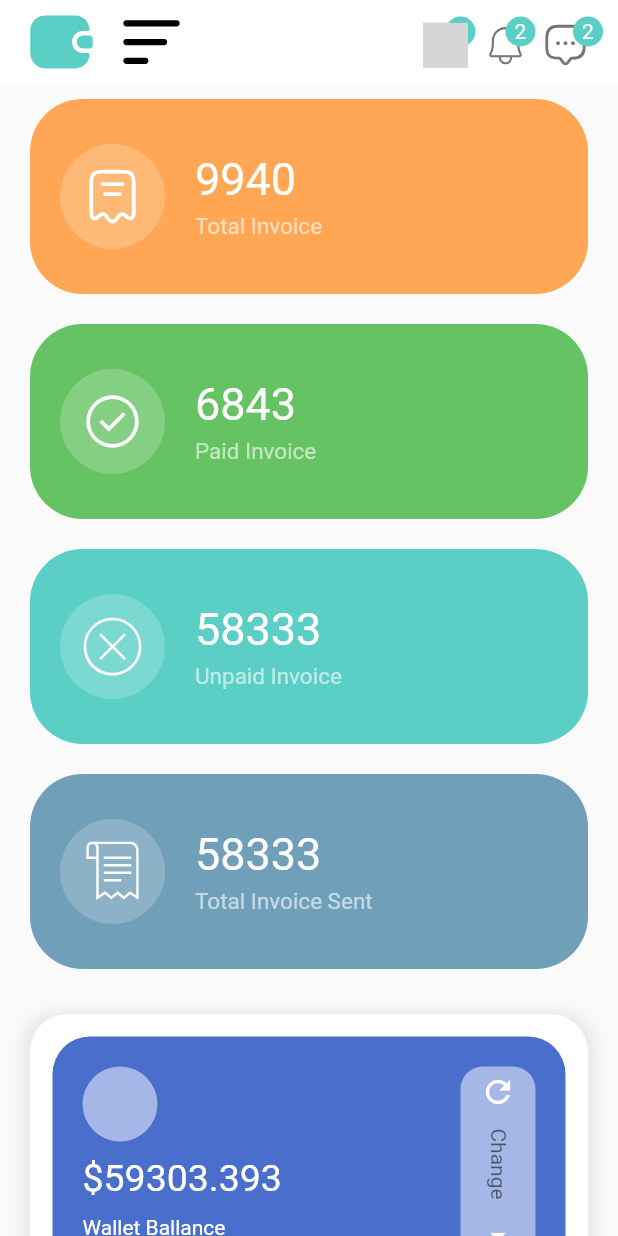
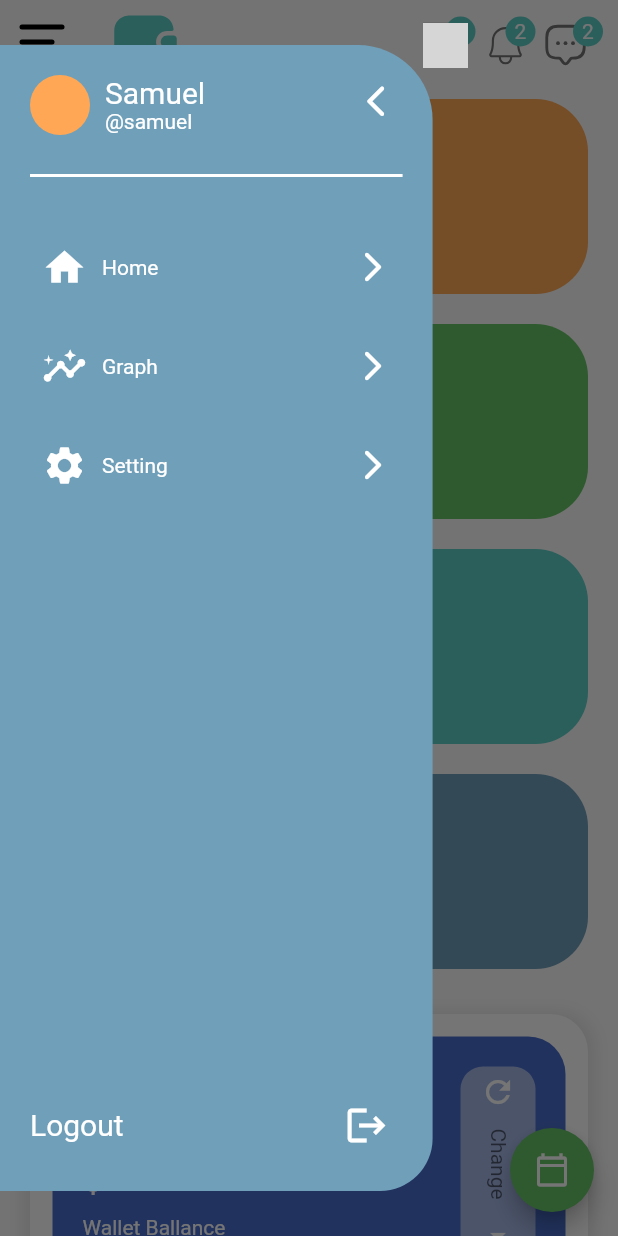
Before and after one commit to nanangpratama99/dompet-app, a Flutter app: the screen it shows after launch, with the side drawer open (before the commit the screen has no drawer), on a phone screen of 412 x 824 dp. Run offline on Flutter 3.47's test engine with Material 2 defaults, Android fonts, the light colour scheme and no system bars; our stand-ins replace flutter_svg; grey boxes are pictures that could not be loaded.

Commit message:
add drawer

```diff
--- a/dompet/lib/main.dart
+++ b/dompet/lib/main.dart
@@ -15,7 +15,7 @@ class MyApp extends StatelessWidget {
       debugShowCheckedModeBanner: false,
       title: 'Flutter Demo',
       theme: ThemeData(),
-      home: HomeScreen(),
+      home: const HomeScreen(),
     );
   }
 }
--- /dev/null
+++ b/dompet/lib/models/menu_model.dart
@@ -0,0 +1,36 @@
+import 'package:flutter/material.dart';
+
+class MenuModel {
+  final IconData icon, iconMore;
+  // ignore: non_constant_identifier_names
+  final String menuTitle;
+
+  bool isActive;
+
+  MenuModel({
+    required this.icon,
+    required this.iconMore,
+    required this.menuTitle,
+    required this.isActive,
+  });
+}
+
+List<MenuModel> menuData = [
+  MenuModel(
+    icon: Icons.home,
+    iconMore: Icons.arrow_forward_ios_rounded,
+    menuTitle: 'Home',
+    isActive: false,
+  ),
+  MenuModel(
+    icon: Icons.insights,
+    iconMore: Icons.arrow_forward_ios_rounded,
+    menuTitle: 'Graph',
+    isActive: false,
+  ),
+  MenuModel(
+      icon: Icons.settings,
+      iconMore: Icons.arrow_forward_ios_rounded,
+      menuTitle: 'Setting',
+      isActive: false),
+];
--- a/dompet/lib/screen/home_screen.dart
+++ b/dompet/lib/screen/home_screen.dart
@@ -1,26 +1,60 @@
 import 'package:dompet/models/model.dart';
-import 'package:dompet/screen/widgets/app_bar.dart';
 import 'package:dompet/screen/widgets/card_overview.dart';
+import 'package:dompet/screen/widgets/custom_drawer.dart';
 import 'package:dompet/screen/widgets/insight.dart';
 import 'package:dompet/screen/widgets/invoice_card.dart';
 import 'package:dompet/screen/widgets/notification.dart';
+import 'package:dompet/screen/widgets/quick_transfer.dart';
 import 'package:flutter/material.dart';
 import 'package:flutter_svg/flutter_svg.dart';
 
 import '../constant/constant.dart';
 
-class HomeScreen extends StatelessWidget {
-  final List<double> insightData = [0.4, 0.7, 0.5, 0.9, 0.4]; // Sample data
+class HomeScreen extends StatefulWidget {
+  const HomeScreen({super.key});
 
-  HomeScreen({super.key});
+  @override
+  State<HomeScreen> createState() => _HomeScreenState();
+}
 
+class _HomeScreenState extends State<HomeScreen> {
+  final List<double> insightData = [0.4, 0.7, 0.5, 0.9, 0.4];
+
+  final GlobalKey<ScaffoldState> _scaffoldKey = GlobalKey<ScaffoldState>();
   @override
   Widget build(BuildContext context) {
     return Scaffold(
+      key: _scaffoldKey,
+      drawer: Container(
+        margin: const EdgeInsets.only(top: 30, bottom: 30),
+        width: MediaQuery.of(context).size.width * 0.7,
+        decoration: const BoxDecoration(
+          borderRadius: BorderRadius.only(
+            topRight: Radius.circular(50),
+            bottomRight: Radius.circular(50),
+          ),
+        ),
+        child: const CustomDrawer(),
+      ),
       appBar: AppBar(
-        backgroundColor: Colors.white,
+        backgroundColor: Colors.transparent,
         elevation: 0,
-        title: const BuildAppBar(),
+        leading: IconButton(
+          icon: SvgPicture.asset(
+            "assets/svg/burger-menu.svg",
+            width: 100,
+          ),
+          onPressed: () => _scaffoldKey.currentState!.openDrawer(),
+        ),
+        title: Row(
+          children: [
+            SvgPicture.asset(
+              "assets/svg/wallet-money.svg",
+              color: color3,
+              width: 50,
+            ),
+          ],
+        ),
         actions: [
           Stack(
             children: [
@@ -179,10 +213,13 @@ class HomeScreen extends StatelessWidget {
             ),
 
             const BuildQuicTransfer(),
-            const SizedBox(height: 20),
           ],
         ),
       ),
+      floatingActionButton: FloatingActionButton(
+          backgroundColor: color2,
+          child: const Icon(Icons.calendar_today_outlined),
+          onPressed: () {}),
     );
   }
 
@@ -204,49 +241,3 @@ class HomeScreen extends StatelessWidget {
     );
   }
 }
-
-class BuildQuicTransfer extends StatelessWidget {
-  const BuildQuicTransfer({
-    super.key,
-  });
-
-  @override
-  Widget build(BuildContext context) {
-    return Container(
-      padding: const EdgeInsets.all(20),
-      margin: const EdgeInsets.symmetric(horizontal: 20, vertical: 25),
-      height: 100,
-      width: MediaQuery.of(context).size.width,
-      decoration: BoxDecoration(
-        color: Colors.white,
-        borderRadius: BorderRadius.circular(20),
-        boxShadow: [
-          BoxShadow(
-            color: Colors.grey.withOpacity(0.2), // Shadow color
-            spreadRadius: 5, // Spread radius
-            blurRadius: 7, // Blur radius
-            offset: const Offset(0, 3), // Offset in the x and y direction
-          ),
-        ],
-      ),
-      child: const Column(
-        children: [
-          Row(
-            mainAxisAlignment: MainAxisAlignment.spaceBetween,
-            children: [
-              Text("Quic Transfer", style: TextStyle(fontSize: 20)),
-              Icon(
-                Icons.more_vert,
-                color: Colors.grey,
-              ),
-            ],
-          ),
-          Text(
-            "If the [style] argument is null",
-            style: TextStyle(color: Colors.grey),
-          )
-        ],
-      ),
-    );
-  }
-}
--- a/dompet/lib/screen/widgets/card_overview.dart
+++ b/dompet/lib/screen/widgets/card_overview.dart
@@ -39,7 +39,7 @@ class BuildCardOverview extends StatelessWidget {
           const Text("The getter 'child' isn't defined for the class"),
           const SizedBox(height: 25),
           SizedBox(
-            height: 150, // Set an appropriate height for your use case
+            height: 160, // Set an appropriate height for your use case
             child: ListView.builder(
               itemCount: demoData.length,
               itemBuilder: (BuildContext context, int index) {
--- /dev/null
+++ b/dompet/lib/screen/widgets/custom_drawer.dart
@@ -0,0 +1,173 @@
+import 'package:dompet/constant/constant.dart';
+import 'package:dompet/models/menu_model.dart';
+import 'package:flutter/material.dart';
+
+class CustomDrawer extends StatefulWidget {
+  const CustomDrawer({super.key});
+
+  @override
+  State<CustomDrawer> createState() => _CustomDrawerState();
+}
+
+class _CustomDrawerState extends State<CustomDrawer> {
+  late final bool isActive;
+
+  // menu function
+  void _toggleActive(int index) {
+    setState(() {
+      for (var item in menuData) {
+        item.isActive = false;
+      }
+      menuData[index].isActive = true;
+    });
+  }
+
+  @override
+  Widget build(BuildContext context) {
+    return Scaffold(
+      backgroundColor: Colors.transparent,
+      body: Container(
+        padding: const EdgeInsets.all(20),
+        width: MediaQuery.of(context).size.width * 0.9,
+        height: MediaQuery.of(context).size.height,
+        decoration: const BoxDecoration(
+          color: color4,
+          borderRadius: BorderRadius.only(
+            topRight: Radius.circular(50),
+            bottomRight: Radius.circular(35),
+          ),
+        ),
+        child: Column(
+          children: [
+            Row(
+              crossAxisAlignment: CrossAxisAlignment.start,
+              children: [
+                const CircleAvatar(
+                  backgroundColor: color1,
+                ),
+                const SizedBox(width: 10),
+                const Column(
+                  crossAxisAlignment: CrossAxisAlignment.start,
+                  children: [
+                    Text(
+                      "Samuel",
+                      style: TextStyle(color: Colors.white, fontSize: 20),
+                    ),
+                    Text(
+                      "@samuel",
+                      style: TextStyle(color: Colors.white),
+                    ),
+                    SizedBox(height: 20),
+                    Padding(
+                      padding: EdgeInsets.symmetric(horizontal: 20),
+                    ),
+                  ],
+                ),
+                const Spacer(),
+                GestureDetector(
+                  onTap: () {
+                    Navigator.pop(context);
+                  },
+                  child: Container(
+                    alignment: Alignment.center,
+                    height: 35,
+                    width: 35,
+                    decoration: const BoxDecoration(
+                      shape: BoxShape.circle,
+                    ),
+                    child: const Icon(Icons.arrow_back_ios_rounded,
+                        color: Colors.white, size: 25),
+                  ),
+                )
+              ],
+            ),
+            const Divider(thickness: 2, color: Colors.white),
+            const SizedBox(height: 30),
+            SizedBox(
+              height: 500,
+              // width: MediaQuery.of(context).size.width * 0.8,
+              child: ListView.builder(
+                itemCount: menuData.length,
+                itemBuilder: (context, index) {
+                  return Padding(
+                    padding: const EdgeInsets.only(bottom: 20.0),
+                    child: GestureDetector(
+                      onTap: () {
+                        _toggleActive(index);
+                      },
+                      child: Container(
+                        padding: const EdgeInsets.all(8),
+                        decoration: BoxDecoration(
+                            color: menuData[index].isActive
+                                ? Colors.white
+                                : Colors.transparent,
+                            borderRadius: BorderRadius.circular(10)),
+                        child: Row(
+                          children: [
+                            menuData[index].isActive
+                                ? Icon(
+                                    menuData[index].icon,
+                                    color: Colors.black54,
+                                    size: 30,
+                                  )
+                                : Icon(
+                                    menuData[index].icon,
+                                    color: Colors.white,
+                                    size: 30,
+                                  ),
+                            const SizedBox(width: 10),
+                            menuData[index].isActive
+                                ? Text(
+                                    menuData[index].menuTitle,
+                                    style: const TextStyle(
+                                      color: Colors.black54,
+                                    ),
+                                  )
+                                : Text(
+                                    menuData[index].menuTitle,
+                                    style: const TextStyle(
+                                      color: Colors.white,
+                                    ),
+                                  ),
+                            const Spacer(),
+                            menuData[index].isActive
+                                ? Icon(
+                                    menuData[index].iconMore,
+                                    color: Colors.black54,
+                                  )
+                                : Icon(
+                                    menuData[index].iconMore,
+                                    color: Colors.white,
+                                  )
+                          ],
+                        ),
+                      ),
+                    ),
+                  );
+                },
+              ),
+            ),
+            const Spacer(),
+            Row(
+              children: [
+                const Text(
+                  "Logout",
+                  style: TextStyle(color: Colors.white, fontSize: 20),
+                ),
+                const Spacer(),
+                IconButton(
+                  onPressed: () {},
+                  icon: const Icon(
+                    Icons.logout,
+                    size: 30,
+                    color: Colors.white,
+                  ),
+                ),
+              ],
+            )
+          ],
+        ),
+      ),
+    );
+  }
+}
--- a/dompet/pubspec.yaml
+++ b/dompet/pubspec.yaml
@@ -36,6 +36,7 @@ dependencies:
   # Use with the CupertinoIcons class for iOS style icons.
   cupertino_icons: ^1.0.2
   flutter_svg: ^2.0.7
+  flutter_slider_drawer: ^2.1.3
 
 dev_dependencies:
   flutter_test:
```
Also changed, not shown: dompet/lib/screen/widgets/quick_transfer.dart (added, +107 -0 lines), dompet/pubspec.lock.
